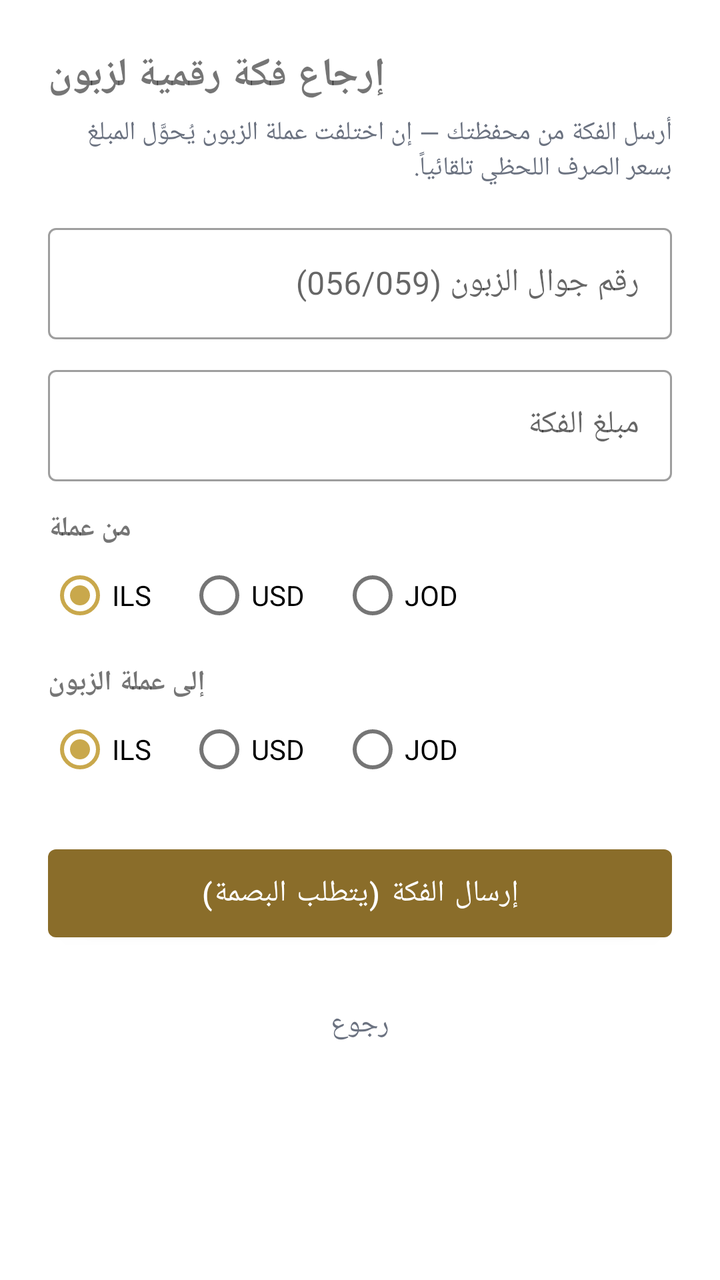
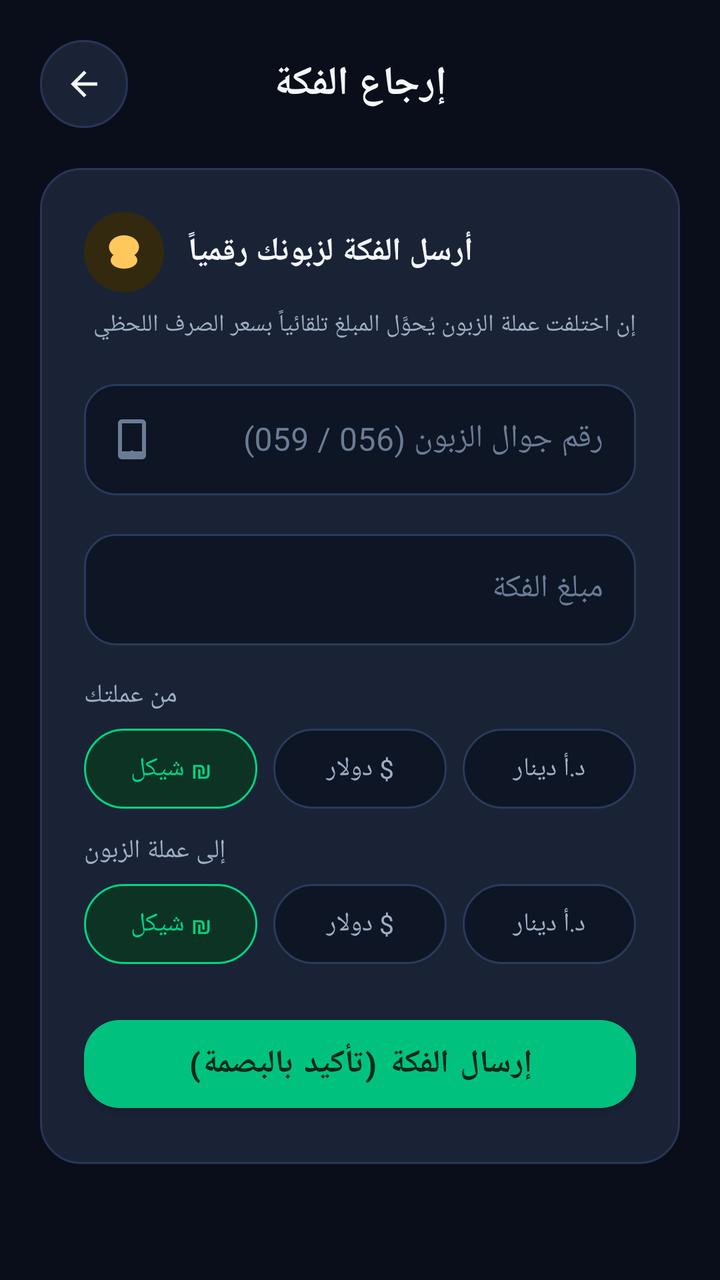

An Android layout rendered at two revisions. The XML below is the earlier revision; the diff shows what the commit changed to produce the second picture.
<!-- AndroidManifest.xml: application theme Theme.Fakah -->
<!-- res/layout/activity_fakka.xml -->
<?xml version="1.0" encoding="utf-8"?>
<ScrollView xmlns:android="http://schemas.android.com/apk/res/android"
    android:layout_width="match_parent"
    android:layout_height="match_parent">

    <LinearLayout
        android:layout_width="match_parent"
        android:layout_height="wrap_content"
        android:orientation="vertical"
        android:padding="24dp">

        <TextView
            android:layout_width="wrap_content"
            android:layout_height="wrap_content"
            android:text="إرجاع فكة رقمية لزبون"
            android:textSize="20sp"
            android:textStyle="bold"
            android:layout_marginBottom="6dp" />

        <TextView
            android:layout_width="match_parent"
            android:layout_height="wrap_content"
            android:text="أرسل الفكة من محفظتك — إن اختلفت عملة الزبون يُحوَّل المبلغ بسعر الصرف اللحظي تلقائياً."
            android:textColor="@color/textSecondary"
            android:textSize="13sp"
            android:layout_marginBottom="16dp" />

        <com.google.android.material.textfield.TextInputLayout
            android:layout_width="match_parent"
            android:layout_height="wrap_content"
            android:hint="رقم جوال الزبون (056/059)"
            style="@style/Widget.MaterialComponents.TextInputLayout.OutlinedBox">
            <com.google.android.material.textfield.TextInputEditText
                android:id="@+id/etPhone"
                android:layout_width="match_parent"
                android:layout_height="wrap_content"
                android:inputType="phone"
                android:maxLength="10"
                android:textDirection="ltr" />
        </com.google.android.material.textfield.TextInputLayout>

        <com.google.android.material.textfield.TextInputLayout
            android:layout_width="match_parent"
            android:layout_height="wrap_content"
            android:layout_marginTop="10dp"
            android:hint="مبلغ الفكة"
            style="@style/Widget.MaterialComponents.TextInputLayout.OutlinedBox">
            <com.google.android.material.textfield.TextInputEditText
                android:id="@+id/etAmount"
                android:layout_width="match_parent"
                android:layout_height="wrap_content"
                android:inputType="numberDecimal"
                android:textDirection="ltr" />
        </com.google.android.material.textfield.TextInputLayout>

        <TextView
            android:layout_width="wrap_content"
            android:layout_height="wrap_content"
            android:layout_marginTop="14dp"
            android:text="من عملة"
            android:textStyle="bold" />
        <RadioGroup
            android:id="@+id/rgFrom"
            android:layout_width="match_parent"
            android:layout_height="wrap_content"
            android:orientation="horizontal">
            <RadioButton android:id="@+id/rbFromIls" android:layout_width="wrap_content"
                android:layout_height="wrap_content" android:text="ILS" android:checked="true" />
            <RadioButton android:id="@+id/rbFromUsd" android:layout_width="wrap_content"
                android:layout_height="wrap_content" android:layout_marginStart="18dp" android:text="USD" />
            <RadioButton android:id="@+id/rbFromJod" android:layout_width="wrap_content"
                android:layout_height="wrap_content" android:layout_marginStart="18dp" android:text="JOD" />
        </RadioGroup>

        <TextView
            android:layout_width="wrap_content"
            android:layout_height="wrap_content"
            android:layout_marginTop="10dp"
            android:text="إلى عملة الزبون"
            android:textStyle="bold" />
        <RadioGroup
            android:id="@+id/rgTo"
            android:layout_width="match_parent"
            android:layout_height="wrap_content"
            android:orientation="horizontal">
            <RadioButton android:id="@+id/rbToIls" android:layout_width="wrap_content"
                android:layout_height="wrap_content" android:text="ILS" android:checked="true" />
            <RadioButton android:id="@+id/rbToUsd" android:layout_width="wrap_content"
                android:layout_height="wrap_content" android:layout_marginStart="18dp" android:text="USD" />
            <RadioButton android:id="@+id/rbToJod" android:layout_width="wrap_content"
                android:layout_height="wrap_content" android:layout_marginStart="18dp" android:text="JOD" />
        </RadioGroup>

        <com.google.android.material.button.MaterialButton
            android:id="@+id/btnSendFakka"
            android:layout_width="match_parent"
            android:layout_height="56dp"
            android:layout_marginTop="20dp"
            android:text="إرسال الفكة (يتطلب البصمة)"
            android:textSize="15sp" />

        <com.google.android.material.progressindicator.CircularProgressIndicator
            android:id="@+id/progress"
            android:layout_width="wrap_content"
            android:layout_height="wrap_content"
            android:layout_gravity="center_horizontal"
            android:layout_marginTop="12dp"
            android:indeterminate="true"
            android:visibility="gone" />

        <TextView
            android:id="@+id/btnBack"
            android:layout_width="wrap_content"
            android:layout_height="wrap_content"
            android:layout_gravity="center_horizontal"
            android:layout_marginTop="16dp"
            android:padding="12dp"
            android:text="رجوع"
            android:textColor="@color/textSecondary" />
    </LinearLayout>
</ScrollView>
<!-- resources referenced by this layout -->
<resources>
  <color name="textSecondary">#6B7280</color>
  <style name="Theme.Fakah" parent="Theme.MaterialComponents.DayNight.NoActionBar">
          <item name="colorPrimary">@color/goldDark</item>
          <item name="colorPrimaryVariant">@color/gold</item>
          <item name="colorOnPrimary">#FFFFFF</item>
          <item name="colorSecondary">@color/gold</item>
          <item name="colorSecondaryVariant">@color/goldDark</item>
          <item name="colorOnSecondary">#1A1A1A</item>
          <item name="android:statusBarColor">@color/primaryText</item>
          <item name="android:windowBackground">@color/bg</item>
      </style>
  <color name="goldDark">#8A6D2A</color>
  <color name="gold">#C9A84C</color>
  <color name="primaryText">#1A1A1A</color>
  <color name="bg">#FFFFFF</color>
</resources>

<!-- the commit's change to res/layout/activity_fakka.xml (unified diff, before → after) -->
@@ -1,121 +1,255 @@
 <?xml version="1.0" encoding="utf-8"?>
 <ScrollView xmlns:android="http://schemas.android.com/apk/res/android"
+    xmlns:app="http://schemas.android.com/apk/res-auto"
     android:layout_width="match_parent"
-    android:layout_height="match_parent">
+    android:layout_height="match_parent"
+    android:background="@color/bg"
+    android:scrollbars="none">
 
     <LinearLayout
         android:layout_width="match_parent"
         android:layout_height="wrap_content"
         android:orientation="vertical"
-        android:padding="24dp">
-
-        <TextView
-            android:layout_width="wrap_content"
-            android:layout_height="wrap_content"
-            android:text="إرجاع فكة رقمية لزبون"
-            android:textSize="20sp"
-            android:textStyle="bold"
-            android:layout_marginBottom="6dp" />
-
-        <TextView
+        android:padding="20dp">
+
+        <LinearLayout
             android:layout_width="match_parent"
             android:layout_height="wrap_content"
-            android:text="أرسل الفكة من محفظتك — إن اختلفت عملة الزبون يُحوَّل المبلغ بسعر الصرف اللحظي تلقائياً."
-            android:textColor="@color/textSecondary"
-            android:textSize="13sp"
-            android:layout_marginBottom="16dp" />
-
-        <com.google.android.material.textfield.TextInputLayout
+            android:orientation="horizontal"
+            android:gravity="center_vertical">
+
+            <ImageButton
+                android:id="@+id/btnBack"
+                android:layout_width="44dp"
+                android:layout_height="44dp"
+                android:background="@drawable/bg_quick_action"
+                android:src="@drawable/ic_back"
+                android:scaleType="centerInside"
+                android:padding="12dp"
+                app:tint="@color/textPrimary"
+                android:contentDescription="رجوع"/>
+
+            <TextView
+                android:layout_width="0dp"
+                android:layout_height="wrap_content"
+                android:layout_weight="1"
+                android:gravity="center"
+                android:text="إرجاع الفكة"
+                android:textSize="20sp"
+                android:textStyle="bold"
+                android:textColor="@color/textPrimary"/>
+
+            <Space android:layout_width="44dp" android:layout_height="1dp"/>
+        </LinearLayout>
+
+        <LinearLayout
             android:layout_width="match_parent"
             android:layout_height="wrap_content"
-            android:hint="رقم جوال الزبون (056/059)"
-            style="@style/Widget.MaterialComponents.TextInputLayout.OutlinedBox">
-            <com.google.android.material.textfield.TextInputEditText
-                android:id="@+id/etPhone"
-                android:layout_width="match_parent"
-                android:layout_height="wrap_content"
-                android:inputType="phone"
-                android:maxLength="10"
-                android:textDirection="ltr" />
-        </com.google.android.material.textfield.TextInputLayout>
-
-        <com.google.android.material.textfield.TextInputLayout
-            android:layout_width="match_parent"
-            android:layout_height="wrap_content"
-            android:layout_marginTop="10dp"
-            android:hint="مبلغ الفكة"
-            style="@style/Widget.MaterialComponents.TextInputLayout.OutlinedBox">
-            <com.google.android.material.textfield.TextInputEditText
-                android:id="@+id/etAmount"
-                android:layout_width="match_parent"
-                android:layout_height="wrap_content"
-                android:inputType="numberDecimal"
-                android:textDirection="ltr" />
-        </com.google.android.material.textfield.TextInputLayout>
-
-        <TextView
-            android:layout_width="wrap_content"
-            android:layout_height="wrap_content"
-            android:layout_marginTop="14dp"
-            android:text="من عملة"
-            android:textStyle="bold" />
-        <RadioGroup
-            android:id="@+id/rgFrom"
-            android:layout_width="match_parent"
-            android:layout_height="wrap_content"
-            android:orientation="horizontal">
-            <RadioButton android:id="@+id/rbFromIls" android:layout_width="wrap_content"
-                android:layout_height="wrap_content" android:text="ILS" android:checked="true" />
-            <RadioButton android:id="@+id/rbFromUsd" android:layout_width="wrap_content"
-                android:layout_height="wrap_content" android:layout_marginStart="18dp" android:text="USD" />
-            <RadioButton android:id="@+id/rbFromJod" android:layout_width="wrap_content"
-                android:layout_height="wrap_content" android:layout_marginStart="18dp" android:text="JOD" />
-        </RadioGroup>
-
-        <TextView
-            android:layout_width="wrap_content"
-            android:layout_height="wrap_content"
-            android:layout_marginTop="10dp"
-            android:text="إلى عملة الزبون"
-            android:textStyle="bold" />
-        <RadioGroup
-            android:id="@+id/rgTo"
-            android:layout_width="match_parent"
-            android:layout_height="wrap_content"
-            android:orientation="horizontal">
-            <RadioButton android:id="@+id/rbToIls" android:layout_width="wrap_content"
-                android:layout_height="wrap_content" android:text="ILS" android:checked="true" />
-            <RadioButton android:id="@+id/rbToUsd" android:layout_width="wrap_content"
-                android:layout_height="wrap_content" android:layout_marginStart="18dp" android:text="USD" />
-            <RadioButton android:id="@+id/rbToJod" android:layout_width="wrap_content"
-                android:layout_height="wrap_content" android:layout_marginStart="18dp" android:text="JOD" />
-        </RadioGroup>
-
-        <com.google.android.material.button.MaterialButton
-            android:id="@+id/btnSendFakka"
-            android:layout_width="match_parent"
-            android:layout_height="56dp"
-            android:layout_marginTop="20dp"
-            android:text="إرسال الفكة (يتطلب البصمة)"
-            android:textSize="15sp" />
-
-        <com.google.android.material.progressindicator.CircularProgressIndicator
-            android:id="@+id/progress"
-            android:layout_width="wrap_content"
-            android:layout_height="wrap_content"
-            android:layout_gravity="center_horizontal"
-            android:layout_marginTop="12dp"
-            android:indeterminate="true"
-            android:visibility="gone" />
-
-        <TextView
-            android:id="@+id/btnBack"
-            android:layout_width="wrap_content"
-            android:layout_height="wrap_content"
-            android:layout_gravity="center_horizontal"
-            android:layout_marginTop="16dp"
-            android:padding="12dp"
-            android:text="رجوع"
-            android:textColor="@color/textSecondary" />
+            android:orientation="vertical"
+            android:background="@drawable/bg_tx_row"
+            android:padding="22dp"
+            android:layout_marginTop="20dp">
+
+            <LinearLayout
+                android:layout_width="wrap_content"
+                android:layout_height="wrap_content"
+                android:orientation="horizontal"
+                android:gravity="center_vertical">
+
+                <FrameLayout
+                    android:layout_width="40dp"
+                    android:layout_height="40dp"
+                    android:background="@drawable/bg_circle_icon_gold">
+
+                    <ImageView
+                        android:layout_width="20dp"
+                        android:layout_height="20dp"
+                        android:layout_gravity="center"
+                        android:src="@drawable/ic_fakka"
+                        app:tint="@color/accentGold"
+                        android:contentDescription=""/>
+                </FrameLayout>
+
+                <TextView
+                    android:layout_width="wrap_content"
+                    android:layout_height="wrap_content"
+                    android:layout_marginStart="12dp"
+                    android:text="أرسل الفكة لزبونك رقمياً"
+                    android:textStyle="bold"
+                    android:textSize="16sp"
+                    android:textColor="@color/textPrimary"/>
+            </LinearLayout>
+
+            <TextView
+                android:layout_width="match_parent"
+                android:layout_height="wrap_content"
+                android:layout_marginTop="8dp"
+                android:text="إن اختلفت عملة الزبون يُحوَّل المبلغ تلقائياً بسعر الصرف اللحظي"
+                android:textSize="12sp"
+                android:textColor="@color/textSecondary"
+                android:lineSpacingExtra="2dp"/>
+
+            <com.google.android.material.textfield.TextInputLayout
+                android:layout_width="match_parent"
+                android:layout_height="wrap_content"
+                android:layout_marginTop="16dp"
+                android:hint="رقم جوال الزبون (056 / 059)"
+                style="@style/Widget.Fakah.Input"
+                app:startIconDrawable="@drawable/ic_phone"
+                app:startIconTint="@color/textHint">
+
+                <com.google.android.material.textfield.TextInputEditText
+                    android:id="@+id/etPhone"
+                    style="@style/Text.Fakah.Input"
+                    android:layout_width="match_parent"
+                    android:layout_height="wrap_content"
+                    android:inputType="phone"
+                    android:maxLength="10"
+                    android:textDirection="ltr"/>
+            </com.google.android.material.textfield.TextInputLayout>
+
+            <com.google.android.material.textfield.TextInputLayout
+                android:layout_width="match_parent"
+                android:layout_height="wrap_content"
+                android:layout_marginTop="14dp"
+                android:hint="مبلغ الفكة"
+                style="@style/Widget.Fakah.Input">
+
+                <com.google.android.material.textfield.TextInputEditText
+                    android:id="@+id/etAmount"
+                    style="@style/Text.Fakah.Input"
+                    android:layout_width="match_parent"
+                    android:layout_height="wrap_content"
+                    android:inputType="numberDecimal"
+                    android:textDirection="ltr"/>
+            </com.google.android.material.textfield.TextInputLayout>
+
+            <TextView
+                android:layout_width="wrap_content"
+                android:layout_height="wrap_content"
+                android:layout_marginTop="16dp"
+                android:layout_marginBottom="8dp"
+                android:text="من عملتك"
+                android:textSize="13sp"
+                android:textColor="@color/textSecondary"/>
+
+            <RadioGroup
+                android:id="@+id/rgFrom"
+                android:layout_width="match_parent"
+                android:layout_height="wrap_content"
+                android:orientation="horizontal">
+
+                <RadioButton
+                    android:id="@+id/rbFromIls"
+                    android:layout_width="0dp"
+                    android:layout_height="40dp"
+                    android:layout_weight="1"
+                    android:text="₪ شيكل"
+                    android:checked="true"
+                    android:gravity="center"
+                    android:textSize="13sp"
+                    android:button="@null"
+                    android:background="@drawable/radio_chip"
+                    android:textColor="@drawable/radio_chip_text"
+                    android:layout_marginEnd="8dp"/>
+
+                <RadioButton
+                    android:id="@+id/rbFromUsd"
+                    android:layout_width="0dp"
+                    android:layout_height="40dp"
+                    android:layout_weight="1"
+                    android:text="$ دولار"
+                    android:gravity="center"
+                    android:textSize="13sp"
+                    android:button="@null"
+                    android:background="@drawable/radio_chip"
+                    android:textColor="@drawable/radio_chip_text"
+                    android:layout_marginEnd="8dp"/>
+
+                <RadioButton
+                    android:id="@+id/rbFromJod"
+                    android:layout_width="0dp"
+                    android:layout_height="40dp"
+                    android:layout_weight="1"
+                    android:text="د.أ دينار"
+                    android:gravity="center"
+                    android:textSize="13sp"
+                    android:button="@null"
+                    android:background="@drawable/radio_chip"
+                    android:textColor="@drawable/radio_chip_text"/>
+            </RadioGroup>
+
+            <TextView
+                android:layout_width="wrap_content"
+                android:layout_height="wrap_content"
+                android:layout_marginTop="12dp"
+                android:layout_marginBottom="8dp"
+                android:text="إلى عملة الزبون"
+                android:textSize="13sp"
+                android:textColor="@color/textSecondary"/>
+
+            <RadioGroup
+                android:id="@+id/rgTo"
+                android:layout_width="match_parent"
+                android:layout_height="wrap_content"
+                android:orientation="horizontal">
+
+                <RadioButton
+                    android:id="@+id/rbToIls"
+                    android:layout_width="0dp"
+                    android:layout_height="40dp"
+                    android:layout_weight="1"
+                    android:text="₪ شيكل"
+                    android:checked="true"
+                    android:gravity="center"
+                    android:textSize="13sp"
+                    android:button="@null"
+                    android:background="@drawable/radio_chip"
+                    android:textColor="@drawable/radio_chip_text"
+                    android:layout_marginEnd="8dp"/>
+
+                <RadioButton
+                    android:id="@+id/rbToUsd"
+                    android:layout_width="0dp"
+                    android:layout_height="40dp"
+                    android:layout_weight="1"
+                    android:text="$ دولار"
+                    android:gravity="center"
+                    android:textSize="13sp"
+                    android:button="@null"
+                    android:background="@drawable/radio_chip"
+                    android:textColor="@drawable/radio_chip_text"
+                    android:layout_marginEnd="8dp"/>
+
+                <RadioButton
+                    android:id="@+id/rbToJod"
+                    android:layout_width="0dp"
+                    android:layout_height="40dp"
+                    android:layout_weight="1"
+                    android:text="د.أ دينار"
+                    android:gravity="center"
+                    android:textSize="13sp"
+                    android:button="@null"
+                    android:background="@drawable/radio_chip"
+                    android:textColor="@drawable/radio_chip_text"/>
+            </RadioGroup>
+
+            <com.google.android.material.button.MaterialButton
+                android:id="@+id/btnSendFakka"
+                style="@style/Widget.Fakah.Button"
+                android:layout_width="match_parent"
+                android:layout_height="56dp"
+                android:layout_marginTop="22dp"
+                android:text="إرسال الفكة (تأكيد بالبصمة)"/>
+
+            <ProgressBar
+                android:id="@+id/progress"
+                android:layout_width="28dp"
+                android:layout_height="28dp"
+                android:layout_gravity="center_horizontal"
+                android:layout_marginTop="14dp"
+                android:indeterminateTint="@color/primaryBright"
+                android:visibility="gone"/>
+        </LinearLayout>
     </LinearLayout>
 </ScrollView>
<!-- resource entries referenced after the edit -->
@@ -1,19 +1,139 @@
 <!-- resources referenced by this layout -->
 <resources>
-  <color name="textSecondary">#6B7280</color>
-  <style name="Theme.Fakah" parent="Theme.MaterialComponents.DayNight.NoActionBar">
-          <item name="colorPrimary">@color/goldDark</item>
-          <item name="colorPrimaryVariant">@color/gold</item>
-          <item name="colorOnPrimary">#FFFFFF</item>
-          <item name="colorSecondary">@color/gold</item>
-          <item name="colorSecondaryVariant">@color/goldDark</item>
-          <item name="colorOnSecondary">#1A1A1A</item>
-          <item name="android:statusBarColor">@color/primaryText</item>
+  <color name="accentGold">#FFC85C</color>
+  <color name="textSecondary">#9DAEC5</color>
+  <!-- drawable bg_circle_icon_gold (drawable) -->
+  <?xml version="1.0" encoding="utf-8"?>
+  <shape xmlns:android="http://schemas.android.com/apk/res/android">
+      <solid android:color="@color/goldSoft"/>
+      <corners android:radius="30dp"/>
+  </shape>
+  <!-- drawable bg_quick_action (drawable) -->
+  <?xml version="1.0" encoding="utf-8"?>
+  <shape xmlns:android="http://schemas.android.com/apk/res/android">
+      <solid android:color="@color/bgCard"/>
+      <corners android:radius="22dp"/>
+      <stroke android:width="1dp" android:color="@color/cardStroke"/>
+  </shape>
+  <!-- drawable bg_tx_row (drawable) -->
+  <?xml version="1.0" encoding="utf-8"?>
+  <shape xmlns:android="http://schemas.android.com/apk/res/android">
+      <solid android:color="@color/bgCard"/>
+      <corners android:radius="20dp"/>
+      <stroke android:width="1dp" android:color="@color/cardStroke"/>
+  </shape>
+  <!-- drawable ic_back (drawable) -->
+  <vector xmlns:android="http://schemas.android.com/apk/res/android" android:width="24dp" android:height="24dp" android:viewportWidth="24" android:viewportHeight="24" android:autoMirrored="true">
+      <path android:fillColor="#FFFFFF" android:pathData="M20,11H7.8l5.6,-5.6L12,4l-8,8 8,8 1.4,-1.4L7.8,13H20v-2z"/>
+  </vector>
+  <!-- drawable ic_fakka (drawable) -->
+  <vector xmlns:android="http://schemas.android.com/apk/res/android" android:width="24dp" android:height="24dp" android:viewportWidth="24" android:viewportHeight="24">
+      <path android:fillColor="#FFFFFF" android:pathData="M12,2c5,0 9,3.1 9,7 0,1.9 -1,3.6 -2.7,4.8 1,0.9 1.7,2 1.7,3.2 0,2.8 -3.6,5 -8,5s-8,-2.2 -8,-5c0,-1.2 0.6,-2.3 1.7,-3.2C4,12.6 3,10.9 3,9c0,-3.9 4,-7 9,-7z"/>
+      <path android:fillColor="#00C27E" android:pathData="M12,4.5c-3.9,0 -7,2.2 -7,4.5 0,1.1 0.7,2.1 1.9,2.9l1.1,0.7 -1.1,0.7c-1.2,0.8 -1.9,1.8 -1.9,2.9 0,2.3 3.1,4.5 7,4.5s7,-2.2 7,-4.5 -3.1,-4.5 -7,-4.5z"/>
+  </vector>
+  <!-- drawable ic_phone (drawable) -->
+  <vector xmlns:android="http://schemas.android.com/apk/res/android" android:width="24dp" android:height="24dp" android:viewportWidth="24" android:viewportHeight="24">
+      <path android:fillColor="#6B7C95" android:pathData="M7,2h10c1.1,0 2,0.9 2,2v16c0,1.1 -0.9,2 -2,2H7c-1.1,0 -2,-0.9 -2,-2V4c0,-1.1 0.9,-2 2,-2zM7,4v14h10V4H7zM12,17.5c0.55,0 1,0.45 1,1s-0.45,1 -1,1 -1,-0.45 -1,-1 0.45,-1 1,-1z"/>
+  </vector>
+  <!-- drawable radio_chip (drawable) -->
+  <?xml version="1.0" encoding="utf-8"?>
+  <selector xmlns:android="http://schemas.android.com/apk/res/android">
+      <item android:state_checked="true">
+          <shape android:shape="rectangle">
+              <solid android:color="@color/primarySoft"/>
+              <corners android:radius="20dp"/>
+              <stroke android:width="1dp" android:color="@color/primaryBright"/>
+          </shape>
+      </item>
+      <item>
+          <shape android:shape="rectangle">
+              <solid android:color="@color/bgInput"/>
+              <corners android:radius="20dp"/>
+              <stroke android:width="1dp" android:color="@color/inputStroke"/>
+          </shape>
+      </item>
+  </selector>
+  <!-- drawable radio_chip_text (drawable) -->
+  <?xml version="1.0" encoding="utf-8"?>
+  <selector xmlns:android="http://schemas.android.com/apk/res/android">
+      <item android:color="@color/primaryBright" android:state_checked="true"/>
+      <item android:color="@color/textSecondary"/>
+  </selector>
+  <style name="Text.Fakah.Input">
+          <item name="android:textSize">16sp</item>
+          <item name="android:textColor">@color/textPrimary</item>
+          <item name="android:textColorHint">@color/textHint</item>
+      </style>
+  <style name="Widget.Fakah.Button" parent="Widget.MaterialComponents.Button">
+          <item name="android:textSize">16sp</item>
+          <item name="android:textStyle">bold</item>
+          <item name="android:textColor">@color/onPrimary</item>
+          <item name="backgroundTint">@color/primary</item>
+          <item name="android:paddingStart">24dp</item>
+          <item name="android:paddingEnd">24dp</item>
+          <item name="cornerRadius">18dp</item>
+          <item name="elevation">0dp</item>
+          <item name="rippleColor">#3306281B</item>
+      </style>
+  <style name="Widget.Fakah.Input" parent="Widget.MaterialComponents.TextInputLayout.OutlinedBox">
+          <item name="boxBackgroundColor">@color/bgInput</item>
+          <item name="boxStrokeColor">@color/input_stroke_state</item>
+          <item name="boxCornerRadiusTopStart">16dp</item>
+          <item name="boxCornerRadiusTopEnd">16dp</item>
+          <item name="boxCornerRadiusBottomStart">16dp</item>
+          <item name="boxCornerRadiusBottomEnd">16dp</item>
+          <item name="hintTextColor">@color/textSecondary</item>
+          <item name="android:textColorHint">@color/textHint</item>
+          <item name="colorPrimary">@color/primaryBright</item>
+          <item name="boxStrokeWidth">1dp</item>
+          <item name="boxStrokeWidthFocused">2dp</item>
+      </style>
+  <style name="Theme.Fakah" parent="Theme.MaterialComponents.NoActionBar">
+          <item name="colorPrimary">@color/primary</item>
+          <item name="colorPrimaryVariant">@color/primaryDeep</item>
+          <item name="colorOnPrimary">@color/onPrimary</item>
+          <item name="colorSecondary">@color/accentBlue</item>
+          <item name="colorSecondaryVariant">@color/accentGold</item>
+          <item name="colorOnSecondary">#0A1226</item>
+          <item name="colorSurface">@color/bgCard</item>
+          <item name="colorOnSurface">@color/textPrimary</item>
+          <item name="android:colorBackground">@color/bg</item>
           <item name="android:windowBackground">@color/bg</item>
+          <item name="android:statusBarColor">@color/bg</item>
+          <item name="android:navigationBarColor">@color/bgNav</item>
+          <item name="android:windowLightStatusBar">false</item>
+          <item name="colorError">@color/danger</item>
+          <item name="android:textColorPrimary">@color/textPrimary</item>
+          <item name="android:textColorSecondary">@color/textSecondary</item>
+          <item name="android:textColorHint">@color/textHint</item>
+          <item name="materialAlertDialogTheme">@style/ThemeOverlay.Fakah.Dialog</item>
       </style>
-  <color name="goldDark">#8A6D2A</color>
-  <color name="gold">#C9A84C</color>
-  <color name="primaryText">#1A1A1A</color>
-  <color name="bg">#FFFFFF</color>
+  <color name="goldSoft">#33290F</color>
+  <color name="bgCard">#1A2336</color>
+  <color name="cardStroke">#283656</color>
+  <color name="primarySoft">#0C3324</color>
+  <color name="bgInput">#0E1524</color>
+  <color name="inputStroke">#2A3A5C</color>
+  <color name="onPrimary">#06281B</color>
+  <color name="primary">#00C27E</color>
+  <color name="primaryDeep">#00A26B</color>
+  <color name="accentBlue">#4C8DFF</color>
+  <color name="bgNav">#0E1526</color>
+  <color name="danger">#FF6B6B</color>
+  <style name="ThemeOverlay.Fakah.Dialog" parent="ThemeOverlay.MaterialComponents.Dialog.Alert">
+          <item name="colorPrimary">@color/primary</item>
+          <item name="android:windowBackground">@color/bgCard</item>
+          <item name="android:textColorPrimary">@color/textPrimary</item>
+          <item name="android:textColor">@color/textPrimary</item>
+          <item name="buttonBarPositiveButtonStyle">@style/Widget.Fakah.DialogButton</item>
+          <item name="buttonBarNegativeButtonStyle">@style/Widget.Fakah.DialogButton</item>
+      </style>
+  <style name="Widget.Fakah.DialogButton" parent="Widget.MaterialComponents.Button.TextButton.Dialog">
+          <item name="android:textColor">@color/primaryBright</item>
+      </style>
+  <color name="bg">#0A0E1A</color>
+  <color name="primaryBright">#00D483</color>
+  <color name="textHint">#6B7C95</color>
+  <color name="textPrimary">#F4F7FC</color>
 </resources>
 
